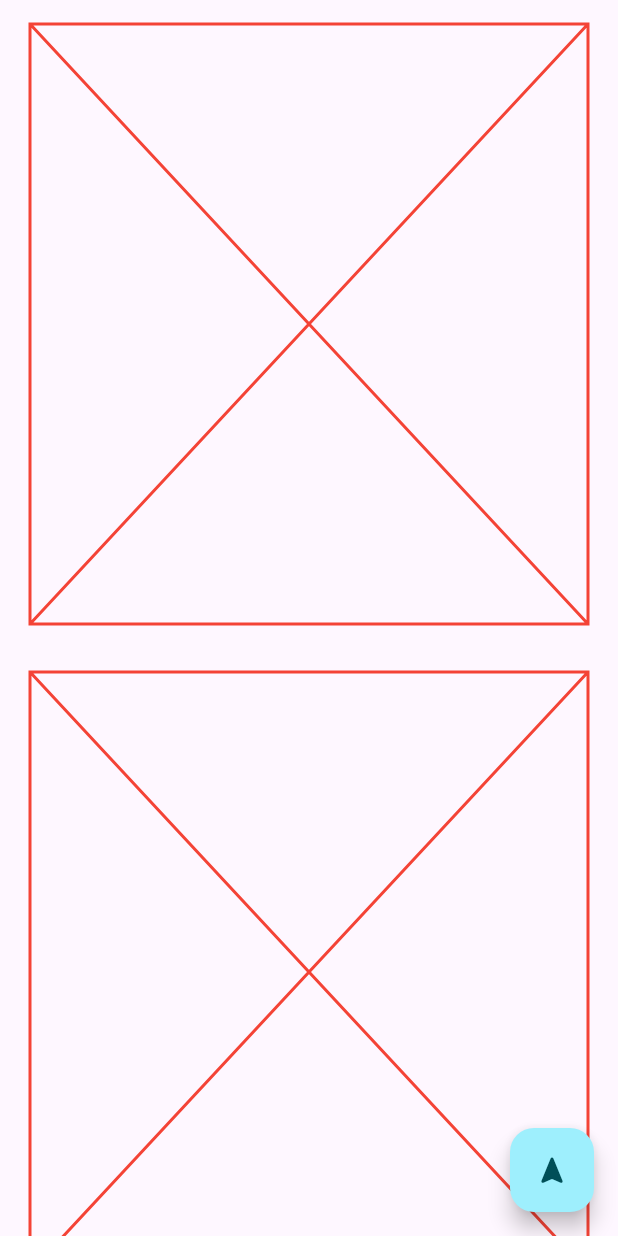
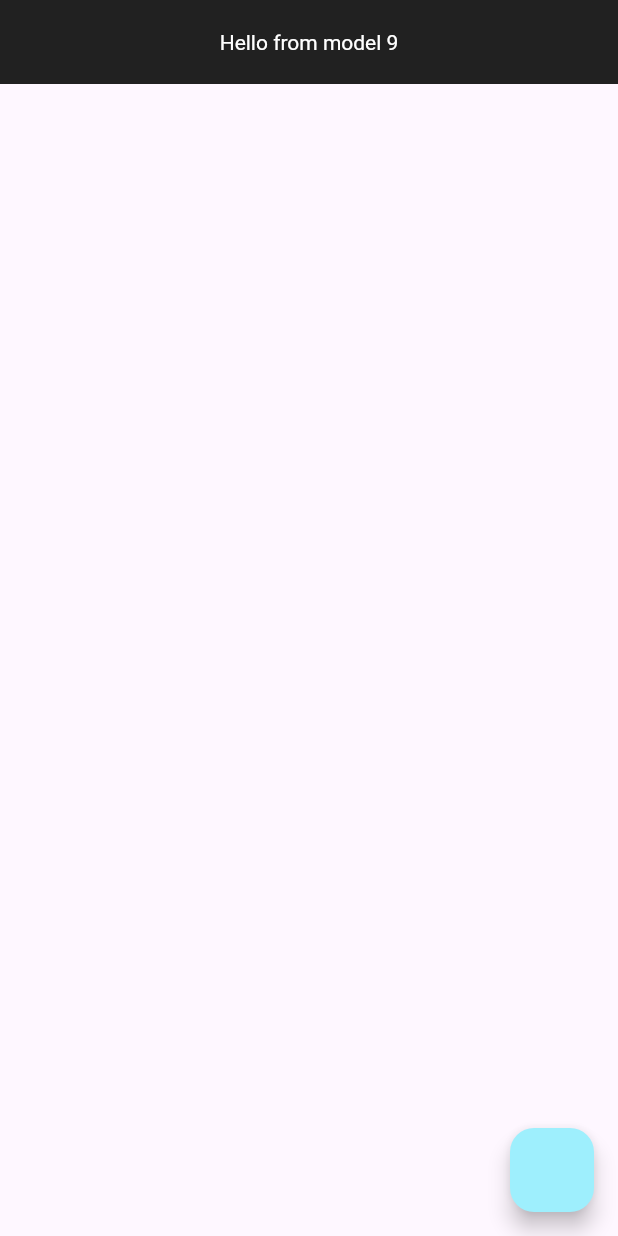
Before and after one commit to PrfFate/Flutter_Learn, a Flutter app: the screen it shows after launch, on a phone screen of 412 x 824 dp. Run offline on Flutter 3.47's test engine with Material 3 defaults, Android fonts, the phone set to English and light mode, and no system bars.

Commit message:
Tab tabbar, nullable, model oluşturma

```diff
--- /dev/null
+++ b/flutter_learn/lib/202/model_learn.dart
@@ -0,0 +1,122 @@
+class PostModel1 {
+  int? userId;
+  int? id;
+  String? title;
+  String? body;
+}
+
+class PostModel2 {
+  int userId;
+  int id;
+  String title;
+  String body;
+
+  PostModel2(this.userId, this.id, this.title, this.body);
+}
+
+class PostModel3 {
+  final int userId;
+  final int id;
+  final String title;
+  final String body;
+
+  PostModel3(this.userId, this.id, this.title, this.body);
+}
+
+class PostModel4 {
+  final int userId;
+  final int id;
+  final String title;
+  final String body;
+
+  PostModel4(
+      {required this.userId,
+      required this.id,
+      required this.title,
+      required this.body});
+}
+
+class PostModel5 {
+  final int _userId;
+  final int _id;
+  final String _title;
+  final String _body;
+
+  int get userId => _userId;
+  PostModel5({
+    required int userId,
+    required int id,
+    required String title,
+    required String body,
+  })  : _userId = userId,
+        _id = id,
+        _title = title,
+        _body = body;
+}
+
+class PostModel6 {
+  late final int _userId;
+  late final int _id;
+  late final String _title;
+  late final String _body;
+
+  PostModel6({
+    required int userId,
+    required int id,
+    required String title,
+    required String body,
+  }) {
+    _userId = userId;
+    _id = id;
+    _title = title;
+    _body = body;
+  }
+}
+
+class PostModel7 {
+  late final int _userId;
+  late final int _id;
+  late final String _title;
+  late final String _body;
+
+  PostModel7({
+    int userId = 0,
+    int id = 0,
+    String title = '',
+    String body = '',
+  }) {
+    _userId = userId;
+    _id = id;
+    _title = title;
+    _body = body;
+  }
+}
+
+class PostModel8 {
+  final int? userId;
+  final int? id;
+  final String? title;
+  String? body;
+
+  PostModel8({this.userId, this.id, this.title, this.body});
+
+  void updateBody(String? data) {
+    if (data != null && data.isNotEmpty) {
+      body = data;
+    }
+  }
+
+  PostModel8 copyWith({
+    int? userId,
+    int? id,
+    String? title,
+    String? body,
+  }) {
+    return PostModel8(
+      userId: userId ?? this.userId,
+      id: id ?? this.id,
+      title: title ?? this.title,
+      body: body ?? this.body,
+    );
+  }
+}
--- /dev/null
+++ b/flutter_learn/lib/202/model_learn_view.dart
@@ -0,0 +1,53 @@
+import 'package:flutter/material.dart';
+import 'package:flutter_learn/202/model_learn.dart';
+
+class ModelLearnView extends StatefulWidget {
+  const ModelLearnView({super.key});
+
+  @override
+  State<ModelLearnView> createState() => _ModelLearnViewState();
+}
+
+class _ModelLearnViewState extends State<ModelLearnView> {
+  var user9 = PostModel8(body: "Hello from model 9");
+
+  @override
+  void initState() {
+    super.initState();
+
+    final user1 = PostModel1();
+    user1.body = "Hello";
+
+    final user2 = PostModel2(1, 2, "title", "body");
+    user2.title = "new title";
+
+    final user3 = PostModel3(1, 2, "title", "body");
+
+    final user4 =
+        PostModel4(userId: 1, id: 2, title: "title named", body: "body named");
+
+    final user5 = PostModel5(userId: 1, id: 2, title: "title ", body: "body ");
+    user5.userId;
+
+    final user6 = PostModel6(userId: 1, id: 2, title: "title ", body: "body ");
+
+    final user7 = PostModel7();
+
+    final user8 = PostModel8();
+  }
+
+  @override
+  Widget build(BuildContext context) {
+    return Scaffold(
+      floatingActionButton: FloatingActionButton(onPressed: () {
+        setState(() {
+          user9 = user9.copyWith(title: "vb");
+          user9.updateBody("New body");
+        });
+      }),
+      appBar: AppBar(
+        title: Text(user9.body ?? "Not has any data"),
+      ),
+    );
+  }
+}
--- a/flutter_learn/lib/main.dart
+++ b/flutter_learn/lib/main.dart
@@ -1,7 +1,9 @@
 import 'package:flutter/material.dart';
 import 'package:flutter/services.dart';
+import 'package:flutter_learn/101/button_learn.dart';
 import 'package:flutter_learn/101/color_learn.dart';
 import 'package:flutter_learn/101/column_row_learn.dart';
+import 'package:flutter_learn/101/container_sized_learn_box.dart';
 import 'package:flutter_learn/101/custom_widget_learn.dart';
 import 'package:flutter_learn/101/indicator_learn.dart';
 import 'package:flutter_learn/101/list_tile_learn.dart';
@@ -13,6 +15,8 @@ import 'package:flutter_learn/101/stack_learn.dart';
 import 'package:flutter_learn/101/statefull_learn.dart';
 import 'package:flutter_learn/101/statefull_life_cycle_learn.dart';
 import 'package:flutter_learn/101/text_field_learn.dart';
+import 'package:flutter_learn/202/model_learn_view.dart';
+import 'package:flutter_learn/202/tab_learn.dart';
 import 'package:flutter_learn/demos/color_demos_view.dart';
 import 'package:flutter_learn/demos/color_life_cycle_view.dart';
 import 'package:flutter_learn/demos/my_collections_demos.dart';
@@ -32,6 +36,14 @@ class MyApp extends StatelessWidget {
       title: 'Flutter Demo',
       debugShowCheckedModeBanner: false,
       theme: ThemeData.light().copyWith(
+          tabBarTheme: TabBarTheme(
+            labelColor: Colors.white,
+            unselectedLabelColor: Colors.green,
+            indicatorSize: TabBarIndicatorSize.label,
+          ),
+          bottomAppBarTheme: BottomAppBarTheme(
+            shape: CircularNotchedRectangle(),
+          ),
           colorScheme: ColorScheme.fromSeed(seedColor: Colors.white)
               .copyWith(error: ColorsItem.sulu),
           progressIndicatorTheme:
@@ -42,12 +54,13 @@ class MyApp extends StatelessWidget {
           ),
           listTileTheme: ListTileThemeData(contentPadding: EdgeInsets.zero),
           appBarTheme: AppBarTheme(
-            backgroundColor: Colors.grey,
+            backgroundColor: Colors.grey.shade900,
+            titleTextStyle: TextStyle(color: Colors.white),
             centerTitle: true,
             elevation: 0,
             systemOverlayStyle: SystemUiOverlayStyle.light,
           )),
-      home: NavigationLearn(),
+      home: ModelLearnView(),
     );
   }
 }
```
Also changed, not shown: flutter_learn/lib/202/tab_learn.dart (added, +79 -0 lines).
